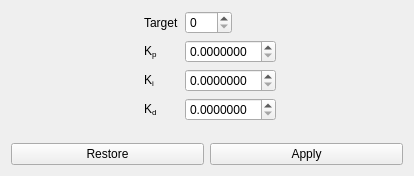
lcnsqr/neblinux, file src/util/FormPID.ui: the form before one commit.
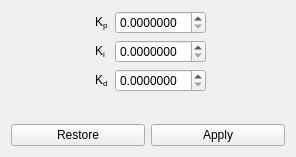
The form after the commit.

What changed in the file:
```diff
--- a/src/util/FormPID.ui
+++ b/src/util/FormPID.ui
@@ -6,8 +6,8 @@
    <rect>
     <x>0</x>
     <y>0</y>
-    <width>414</width>
-    <height>176</height>
+    <width>296</width>
+    <height>157</height>
    </rect>
   </property>
   <property name="windowTitle">
@@ -20,42 +20,7 @@
       <set>Qt::AlignHCenter|Qt::AlignTop</set>
      </property>
      <item row="0" column="0">
-      <widget class="QLabel" name="label">
-       <property name="text">
-        <string>Target</string>
-       </property>
-      </widget>
-     </item>
-     <item row="0" column="1">
-      <widget class="QSpinBox" name="target">
-       <property name="sizePolicy">
-        <sizepolicy hsizetype="Fixed" vsizetype="Fixed">
-         <horstretch>0</horstretch>
-         <verstretch>0</verstretch>
-        </sizepolicy>
-       </property>
-       <property name="minimumSize">
-        <size>
-         <width>0</width>
-         <height>0</height>
-        </size>
-       </property>
-       <property name="maximumSize">
-        <size>
-         <width>16777215</width>
-         <height>29</height>
-        </size>
-       </property>
-       <property name="maximum">
-        <number>220</number>
-       </property>
-       <property name="displayIntegerBase">
-        <number>10</number>
-       </property>
-      </widget>
-     </item>
-     <item row="1" column="0">
-      <widget class="QLabel" name="label_2">
+      <widget class="QLabel" name="label0">
        <property name="sizePolicy">
         <sizepolicy hsizetype="Preferred" vsizetype="Preferred">
          <horstretch>0</horstretch>
@@ -73,7 +38,7 @@
        </property>
       </widget>
      </item>
-     <item row="1" column="1">
+     <item row="0" column="1">
       <widget class="QDoubleSpinBox" name="cPID0">
        <property name="sizePolicy">
         <sizepolicy hsizetype="Fixed" vsizetype="Fixed">
@@ -95,14 +60,14 @@
        </property>
       </widget>
      </item>
-     <item row="2" column="0">
-      <widget class="QLabel" name="label_3">
+     <item row="1" column="0">
+      <widget class="QLabel" name="label1">
        <property name="text">
         <string notr="true">&lt;html&gt;&lt;head/&gt;&lt;body&gt;&lt;p&gt;K&lt;span style=&quot; vertical-align:sub;&quot;&gt;i&lt;/span&gt;&lt;/p&gt;&lt;/body&gt;&lt;/html&gt;</string>
        </property>
       </widget>
      </item>
-     <item row="2" column="1">
+     <item row="1" column="1">
       <widget class="QDoubleSpinBox" name="cPID1">
        <property name="sizePolicy">
         <sizepolicy hsizetype="Fixed" vsizetype="Fixed">
@@ -127,14 +92,14 @@
        </property>
       </widget>
      </item>
-     <item row="3" column="0">
-      <widget class="QLabel" name="label_4">
+     <item row="2" column="0">
+      <widget class="QLabel" name="label2">
        <property name="text">
         <string notr="true">&lt;html&gt;&lt;head/&gt;&lt;body&gt;&lt;p&gt;K&lt;span style=&quot; vertical-align:sub;&quot;&gt;d&lt;/span&gt;&lt;/p&gt;&lt;/body&gt;&lt;/html&gt;</string>
        </property>
       </widget>
      </item>
-     <item row="3" column="1">
+     <item row="2" column="1">
       <widget class="QDoubleSpinBox" name="cPID2">
        <property name="sizePolicy">
         <sizepolicy hsizetype="Fixed" vsizetype="Fixed">
```
